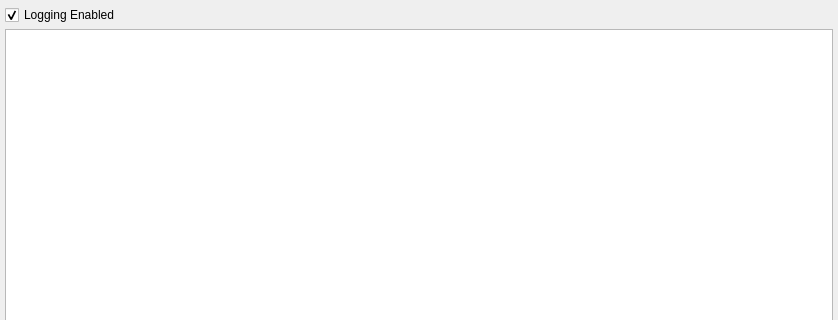
Qt form rqt/rqt_console/src/rqt_console/console.ui (ros-visualization/rqt) before a commit; both pictures show x 0 to 838 and y 0 to 320 of the 838 by 675 pixel window.
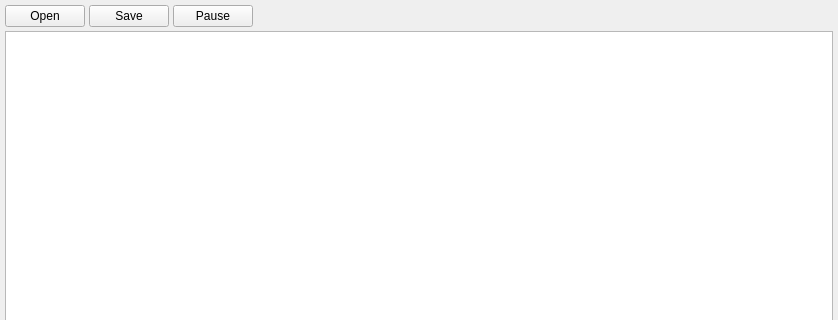
The same form after that commit.

Commit message: load/save/pause visual overhaul

Diff of the .ui file:
```diff
--- a/rqt/rqt_console/src/rqt_console/console.ui
+++ b/rqt/rqt_console/src/rqt_console/console.ui
@@ -23,11 +23,34 @@
    <item>
     <layout class="QHBoxLayout" name="horizontalLayout">
      <item>
-      <widget class="QCheckBox" name="logging_checkbox">
+      <widget class="QPushButton" name="open_button">
+       <property name="toolTip">
+        <string>Open a Message file</string>
+       </property>
        <property name="text">
-        <string>Logging Enabled</string>
+        <string>Open</string>
        </property>
-       <property name="checked">
+      </widget>
+     </item>
+     <item>
+      <widget class="QPushButton" name="save_button">
+       <property name="toolTip">
+        <string>Save currently displayed messages to a file</string>
+       </property>
+       <property name="text">
+        <string>Save</string>
+       </property>
+      </widget>
+     </item>
+     <item>
+      <widget class="QPushButton" name="pause_button">
+       <property name="toolTip">
+        <string>Pause the message stream</string>
+       </property>
+       <property name="text">
+        <string>Pause</string>
+       </property>
+       <property name="checkable">
         <bool>true</bool>
        </property>
       </widget>
```
The commit also changes 2 other files.
